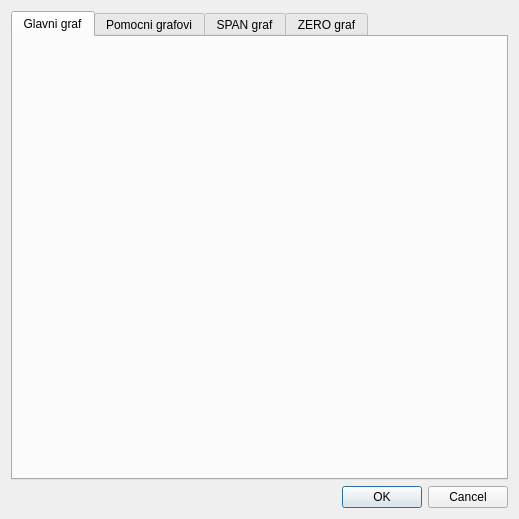
Above: GLAVNIDIJALOG.ui from kluksa/kontrola-podataka before the change. Below: the same form after it.
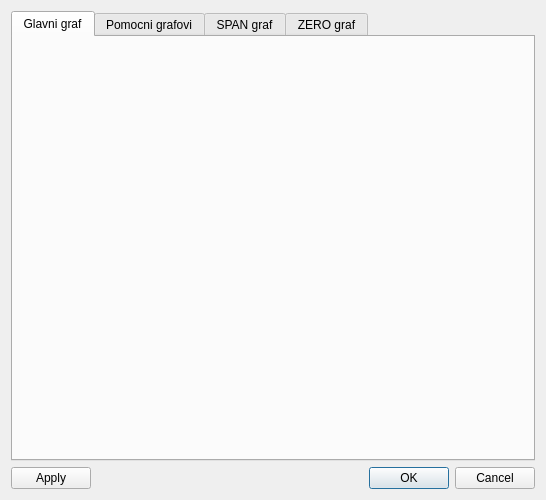
That is the form after the change.

Commit message: Dodana nova funkcionalnost na postavkama grafova. Na Zero i Span tabu postoji mogucnost biranja max duljine podataka za prikaz (tj. koliko dana unazad se prikazuje). Dodatno je implementiran gumb apply (na donjem ljevom dijelu dijaloga).

Patch:
```diff
--- a/GLAVNIDIJALOG.ui
+++ b/GLAVNIDIJALOG.ui
@@ -6,8 +6,8 @@
    <rect>
     <x>0</x>
     <y>0</y>
-    <width>519</width>
-    <height>519</height>
+    <width>546</width>
+    <height>500</height>
    </rect>
   </property>
   <property name="windowTitle">
@@ -74,6 +74,15 @@
     </widget>
    </item>
    <item>
+    <layout class="QHBoxLayout" name="horizontalLayout">
+     <item>
+      <widget class="QPushButton" name="applyButton">
+       <property name="text">
+        <string>Apply</string>
+       </property>
+      </widget>
+     </item>
+     <item>
     <widget class="QDialogButtonBox" name="buttonBox">
      <property name="orientation">
       <enum>Qt::Horizontal</enum>
@@ -82,6 +91,8 @@
       <set>QDialogButtonBox::Cancel|QDialogButtonBox::Ok</set>
      </property>
     </widget>
+     </item>
+    </layout>
    </item>
   </layout>
  </widget>
```
Lines whose indentation alone changed are shown as unchanged. The commit also changes 10 other files.
